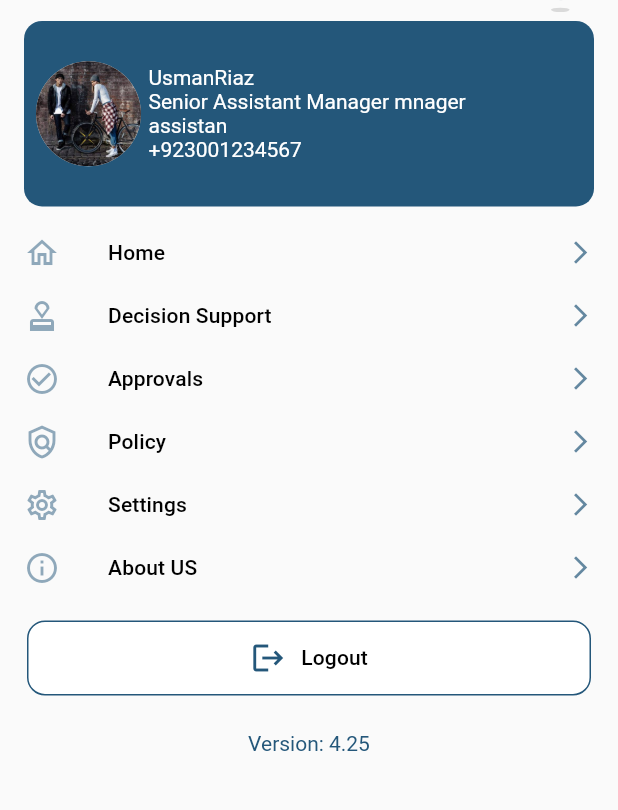
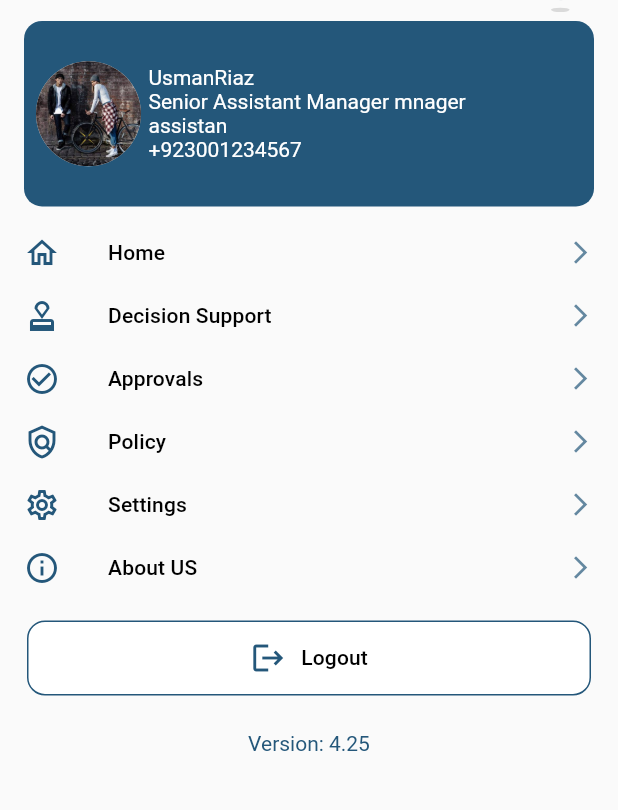
Before and after one commit to javedmughal-058/flutter_crud_with_laravel_api, a Flutter app: the ProfilePage screen opened by its route, on a phone screen of 412 x 824 dp, the part 54-864 px from its top. Run offline on Flutter 3.47's test engine with Material 2 defaults, Android fonts, the phone set to English and light mode, and no system bars; our stand-ins replace bubble, carousel_slider, easy_sidemenu, get, lottie, page_transition and 2 more; missing offline and left inert: bottom_bar_with_sheet; statements that could not run were skipped.

Commit message:
Update ProfilePage.dart

```diff
--- a/lib/views/ProfilePage.dart
+++ b/lib/views/ProfilePage.dart
@@ -9,7 +9,7 @@ class ProfilePage extends StatelessWidget {
   @override
   Widget build(BuildContext context) {
     Color _colorwhite =const Color(0xffffffff);
-    Color _color3 =Theme.of(context).primaryColor;
+    Color _colorTheme =Theme.of(context).primaryColor;
     Color _color4 = const Color(0xfff2652e);
 
     return SafeArea(
@@ -77,7 +77,7 @@ class ProfilePage extends StatelessWidget {
                   dense: true,
                   contentPadding: const EdgeInsets.symmetric(horizontal: 12.0, vertical: 5.0),
                   visualDensity: const VisualDensity(horizontal: 0, vertical: -4),
-                  leading: Icon(Icons.home_outlined,color: _color3.withOpacity(0.5)),
+                  leading: Icon(Icons.home_outlined,color: _colorTheme),
                   title: Text('Home',style: Theme.of(context).textTheme.subtitle2),
                   onTap: (){
                     Navigator.of(context).pushNamed("/home");
@@ -88,7 +88,7 @@ class ProfilePage extends StatelessWidget {
                   dense: true,
                   contentPadding: const EdgeInsets.symmetric(horizontal: 12.0, vertical: 5.0),
                   visualDensity: const VisualDensity(horizontal: 0, vertical: -4),
-                  leading: Icon(Icons.approval_outlined,color: _color3.withOpacity(0.5)),
+                  leading: Icon(Icons.approval_outlined,color: _colorTheme),
                   title: Text('Decision Support',style: Theme.of(context).textTheme.subtitle2),
                   trailing: Icon(Icons.arrow_forward_ios,size:18,color: Theme.of(context).primaryColor.withOpacity(0.7),),
 
@@ -100,7 +100,7 @@ class ProfilePage extends StatelessWidget {
                   dense: true,
                   contentPadding: const EdgeInsets.symmetric(horizontal: 12.0, vertical: 5.0),
                   visualDensity: const VisualDensity(horizontal: 0, vertical: -4),
-                  leading: Icon(Icons.check_circle_outline,color: _color3.withOpacity(0.5)),
+                  leading: Icon(Icons.check_circle_outline,color: _colorTheme),
                   title: Text('Approvals',style: Theme.of(context).textTheme.subtitle2),
                   trailing: Icon(Icons.arrow_forward_ios,size:18,color: Theme.of(context).primaryColor.withOpacity(0.7),),
 
@@ -112,7 +112,7 @@ class ProfilePage extends StatelessWidget {
                   dense: true,
                   contentPadding: const EdgeInsets.symmetric(horizontal: 12.0, vertical: 5.0),
                   visualDensity: const VisualDensity(horizontal: 0, vertical: -4),
-                  leading: Icon(Icons.policy_outlined,color: _color3.withOpacity(0.5)),
+                  leading: Icon(Icons.policy_outlined,color: _colorTheme),
                   title: Text('Policy',style: Theme.of(context).textTheme.subtitle2),
                   trailing: Icon(Icons.arrow_forward_ios,size:18,color: Theme.of(context).primaryColor.withOpacity(0.7),),
                   onTap: (){
@@ -124,7 +124,7 @@ class ProfilePage extends StatelessWidget {
                   dense: true,
                   contentPadding: const EdgeInsets.symmetric(horizontal: 12.0, vertical: 5.0),
                   visualDensity: const VisualDensity(horizontal: 0, vertical: -4),
-                  leading: Icon(Icons.settings_outlined,color: _color3.withOpacity(0.5)),
+                  leading: Icon(Icons.settings_outlined,color: _colorTheme),
                   title: Text('Settings',style: Theme.of(context).textTheme.subtitle2),
                   trailing: Icon(Icons.arrow_forward_ios,size:18,color: Theme.of(context).primaryColor.withOpacity(0.7),),
 
@@ -136,7 +136,7 @@ class ProfilePage extends StatelessWidget {
                   dense: true,
                   contentPadding: const EdgeInsets.symmetric(horizontal: 12.0, vertical: 5.0),
                   visualDensity: const VisualDensity(horizontal: 0, vertical: -4),
-                  leading: Icon(Icons.info_outlined,color: _color3.withOpacity(0.5)),
+                  leading: Icon(Icons.info_outlined,color:_colorTheme),
                   title: Text('About US',style: Theme.of(context).textTheme.subtitle2),
                   trailing: Icon(Icons.arrow_forward_ios,size:18,color: Theme.of(context).primaryColor.withOpacity(0.7),),
                   onTap: (){
@@ -171,7 +171,7 @@ class ProfilePage extends StatelessWidget {
                     title: Row(
                       mainAxisAlignment: MainAxisAlignment.center,
                       children: [
-                        Icon(Icons.logout,color: _color3,),
+                        Icon(Icons.logout,color: _colorTheme,),
                         const SizedBox(width: 10,),
                         Text('Logout',style: Theme.of(context).textTheme.subtitle2, textAlign: TextAlign.center),
                       ],
```
